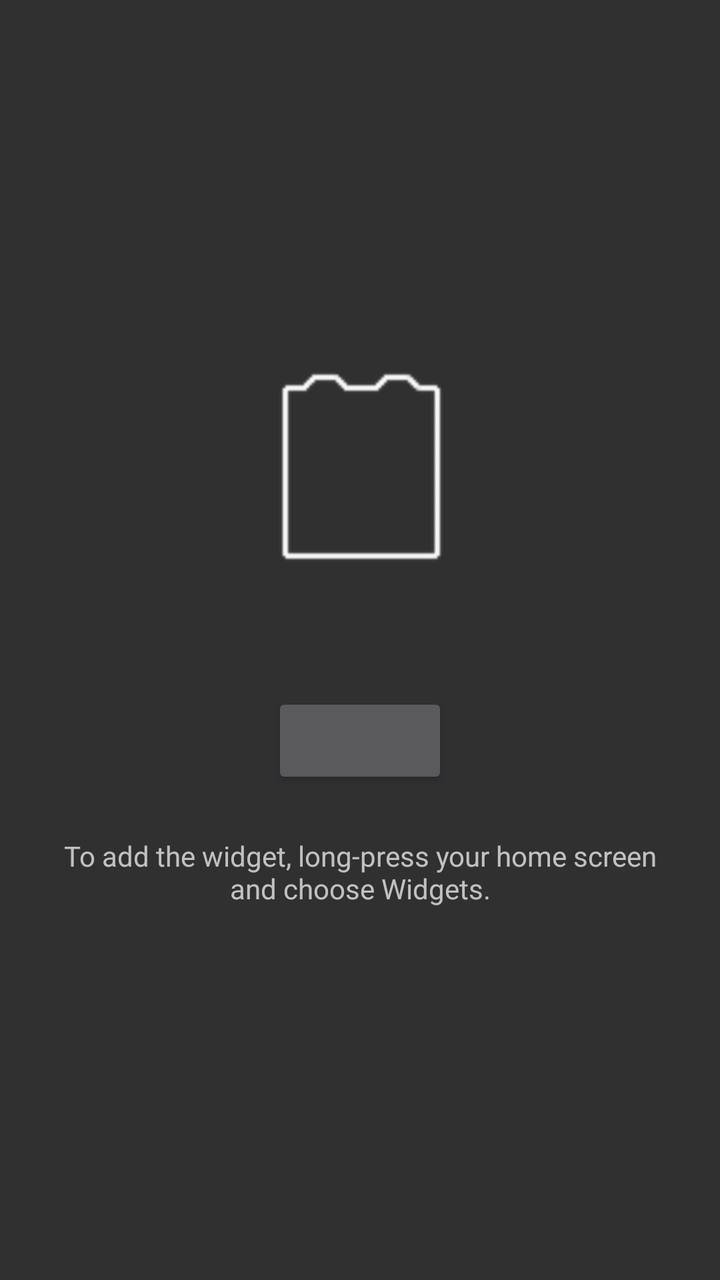
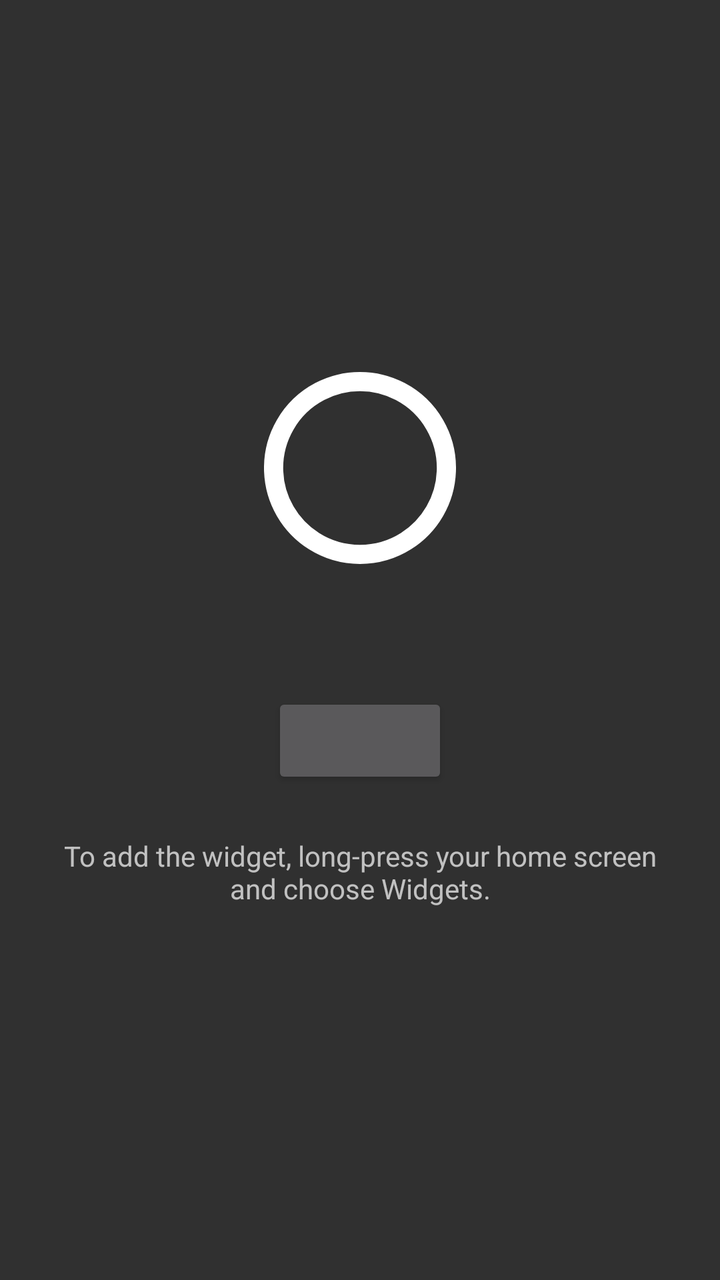

Two renders of the same Android screen: before a commit and after it. Below are the layout's source before the change and the commit's diff.
<!-- AndroidManifest.xml: activity theme android:Theme.Material -->
<!-- res/layout/activity_main.xml -->
<?xml version="1.0" encoding="utf-8"?>
<LinearLayout xmlns:android="http://schemas.android.com/apk/res/android"
    android:layout_width="match_parent"
    android:layout_height="match_parent"
    android:fitsSystemWindows="true"
    android:gravity="center"
    android:orientation="vertical"
    android:padding="24dp">

    <ImageView
        android:layout_width="96dp"
        android:layout_height="96dp"
        android:contentDescription="@null"
        android:src="@drawable/widget_glass_battery" />

    <TextView
        android:id="@+id/Status"
        android:layout_width="wrap_content"
        android:layout_height="wrap_content"
        android:layout_marginTop="16dp"
        android:gravity="center"
        android:textAppearance="?android:attr/textAppearanceMedium" />

    <Button
        android:id="@+id/OpenBatterySnap"
        android:layout_width="wrap_content"
        android:layout_height="wrap_content"
        android:layout_marginTop="24dp" />

    <TextView
        android:layout_width="wrap_content"
        android:layout_height="wrap_content"
        android:layout_marginTop="24dp"
        android:gravity="center"
        android:text="@string/add_widget_hint" />

</LinearLayout>
<!-- resources referenced by this layout -->
<resources>
  <!-- drawable widget_glass_battery: png bitmap (drawable-nodpi, 576 bytes) -->
  <string name="add_widget_hint">To add the widget, long-press your home screen and choose Widgets.</string>
</resources>

<!-- the commit's change to res/layout/activity_main.xml (unified diff, before → after) -->
@@ -11,7 +11,7 @@
         android:layout_width="96dp"
         android:layout_height="96dp"
         android:contentDescription="@null"
-        android:src="@drawable/widget_glass_battery" />
+        android:src="@drawable/battery_ring" />
 
     <TextView
         android:id="@+id/Status"
<!-- resource entries referenced after the edit -->
@@ -1,6 +1,19 @@
 <!-- resources referenced by this layout -->
 <resources>
-  <!-- drawable widget_glass_battery: png bitmap (drawable-nodpi, 576 bytes) -->
+  <!-- drawable battery_ring (drawable) -->
+  <?xml version="1.0" encoding="utf-8"?>
+  <vector xmlns:android="http://schemas.android.com/apk/res/android"
+      android:width="96dp"
+      android:height="96dp"
+      android:viewportWidth="256"
+      android:viewportHeight="256">
+  
+      <path
+          android:pathData="M128,12.8 A115.2,115.2 0 1,1 127.99,12.8 Z"
+          android:strokeWidth="25.6"
+          android:strokeColor="#FFFFFFFF" />
+  
+  </vector>
   <string name="add_widget_hint">To add the widget, long-press your home screen and choose Widgets.</string>
 </resources>
 
